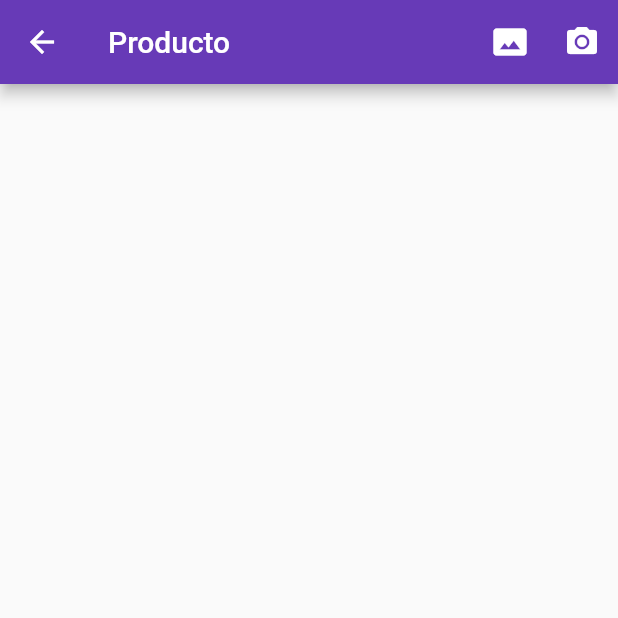
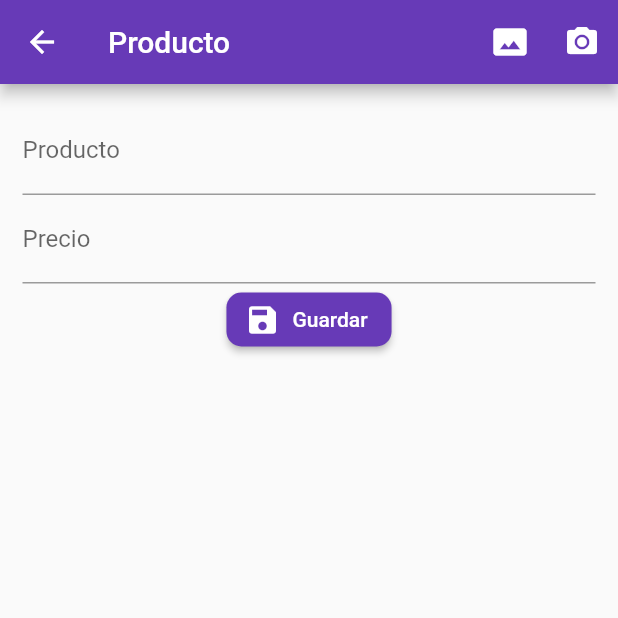
Before and after one commit to javieralarcon77/flutterproducts, a Flutter app: the ProductoPage screen opened by its route, on a phone screen of 412 x 824 dp, the top half of it. Run offline on Flutter 3.47's test engine with Material 2 defaults, Android fonts, the phone set to English and light mode, and no system bars; our stand-ins replace rxdart.

Commit message:
agregado vista del productos page y validacion de formularios

```diff
--- a/lib/src/pages/producto_page.dart
+++ b/lib/src/pages/producto_page.dart
@@ -1,6 +1,14 @@
 import 'package:flutter/material.dart';
+import 'package:formvalidation/src/utils/utils.dart' as utils;
 
-class ProductoPage extends StatelessWidget {
+class ProductoPage extends StatefulWidget {
+
+  @override
+  _ProductoPageState createState() => _ProductoPageState();
+}
+
+class _ProductoPageState extends State<ProductoPage> {
+  final formKey = GlobalKey<FormState>();
 
   @override
   Widget build(BuildContext context) {
@@ -21,8 +29,72 @@ class ProductoPage extends StatelessWidget {
       body: SingleChildScrollView(
         child: Container(
           padding: EdgeInsets.all(15.0),
+          child: _crearFormulario()
         ),
       ),
     );
   }
+
+  Widget _crearFormulario(){
+    return Form(
+      key: formKey,
+      child: Column(
+        children: <Widget>[
+          _crearNombre(),
+          _crearPrecio(),
+          _crearBoton()
+        ],
+      ),
+    );
+  }
+
+  Widget _crearNombre(){
+    return TextFormField(
+      textCapitalization: TextCapitalization.sentences,
+      decoration: InputDecoration(
+        labelText: 'Producto',
+      ),
+      validator: ( value ){
+        if( value.length < 3 ){
+          return 'Ingrese el nombre del producto';
+        }else
+          return null;
+      },
+    );
+  }
+
+  Widget _crearPrecio(){
+    return TextFormField(
+      keyboardType: TextInputType.numberWithOptions( decimal: true ),
+      decoration: InputDecoration(
+        labelText: 'Precio',
+      ),
+      validator: ( value ){
+        if( utils.isNumeric( value ) ){
+          return null;
+        }else{
+          return 'Sólo números';
+        }
+      },
+    );
+  }
+
+  Widget _crearBoton(){
+    return RaisedButton.icon(
+      shape: RoundedRectangleBorder(
+        borderRadius: BorderRadius.circular(10.0),
+      ),
+      color:Colors.deepPurple,
+      textColor: Colors.white,
+      label: Text('Guardar'),
+      icon: Icon( Icons.save ) ,
+      onPressed: _submit
+    );
+  }
+
+  void _submit(){
+    if(!formKey.currentState.validate()) return;
+
+    print('todo ok');
+  }
 }
```
Also changed, not shown: lib/src/utils/utils.dart (added, +11 -0 lines).
